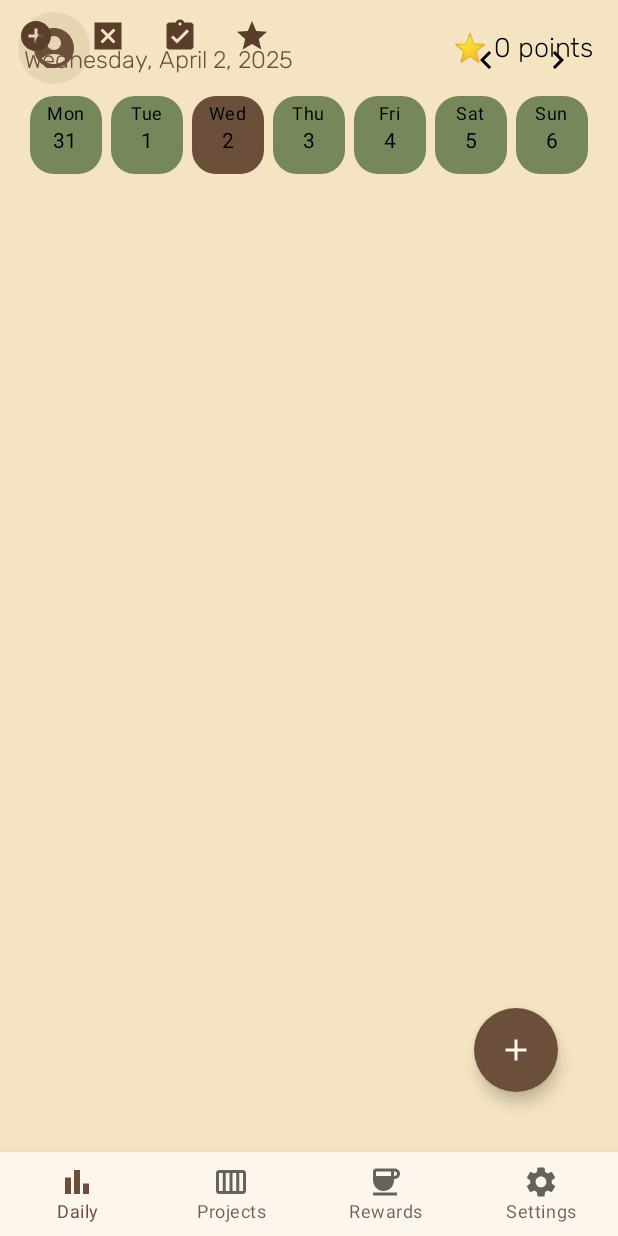
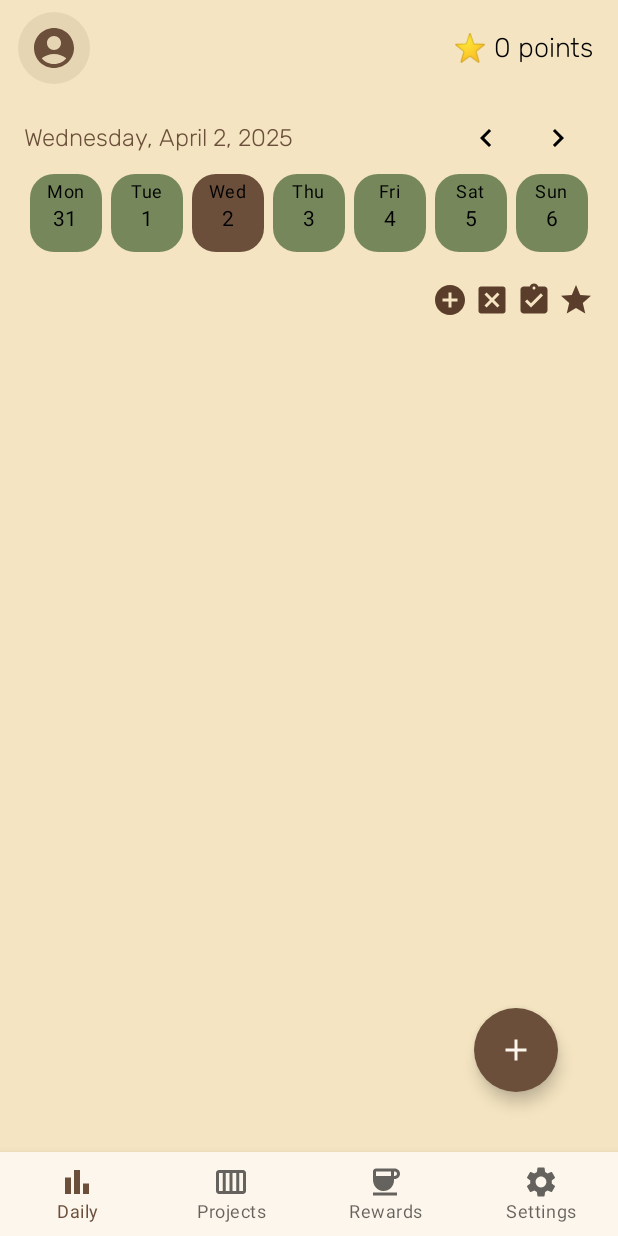
Before and after one commit to hokujiro/notchi, an Android app built with Jetpack Compose: the TasksActivity screen opened directly, with no data from a screen before it, on a phone screen of 412 x 824 dp. Run offline under Robolectric (Android 15) with nearby library versions, the phone set to English and light mode, and no system bars; our stand-ins replace Room's generated code; network calls fail; 1 statement that could not run was skipped.

Commit message:
fixed task screen with scroll, made icons better

```diff
--- a/app/src/main/java/com/example/madetoliveapp/presentation/tasks/components/FiltersComponent.kt
+++ b/app/src/main/java/com/example/madetoliveapp/presentation/tasks/components/FiltersComponent.kt
@@ -3,6 +3,8 @@ package com.example.madetoliveapp.presentation.tasks.components
 import androidx.compose.foundation.layout.Arrangement
 import androidx.compose.foundation.layout.Row
 import androidx.compose.foundation.layout.fillMaxWidth
+import androidx.compose.foundation.layout.padding
+import androidx.compose.foundation.layout.size
 import androidx.compose.material.icons.Icons
 import androidx.compose.material.icons.filled.AddCircle
 import androidx.compose.material.icons.filled.AssignmentTurnedIn
@@ -13,6 +15,7 @@ import androidx.compose.material3.Icon
 import androidx.compose.material3.IconButton
 import androidx.compose.runtime.Composable
 import androidx.compose.ui.Modifier
+import androidx.compose.ui.unit.dp
 import com.example.madetoliveapp.presentation.tasks.SortMode
 import com.example.madetoliveapp.presentation.tasks.TaskFilter
 
@@ -23,47 +26,48 @@ fun FiltersComponent(
     sortMode: SortMode
 ) {
     Row(
-        Modifier.fillMaxWidth(),
-        horizontalArrangement = Arrangement.SpaceBetween
+        modifier = Modifier
+            .fillMaxWidth()
+            .padding(horizontal = 16.dp, vertical = 4.dp),
+        horizontalArrangement = Arrangement.End// Align all icons to the end
     ) {
-        Row {
-            IconButton(onClick = {
-                onFilterClick(
-                    TaskFilter.POSITIVE
-                )
-            }) {
+        Row(horizontalArrangement = Arrangement.spacedBy(4.dp)) {
+            IconButton(
+                onClick = { onFilterClick(TaskFilter.POSITIVE) },
+                modifier = Modifier.size(24.dp)
+            ) {
                 Icon(
-                    imageVector = Icons.Default.AddCircle,
-                    contentDescription = null
+                    Icons.Default.AddCircle,
+                    contentDescription = "Positive"
                 )
             }
-            IconButton(onClick = {
-                onFilterClick(
-                    TaskFilter.NEGATIVE
-                )
-            }) {
+            IconButton(
+                onClick = { onFilterClick(TaskFilter.NEGATIVE) },
+                modifier = Modifier.size(24.dp)
+            ) {
                 Icon(
-                    imageVector = Icons.Default.DisabledByDefault,
-                    contentDescription = null
+                    Icons.Default.DisabledByDefault,
+                    contentDescription = "Negative"
                 )
             }
-            IconButton(onClick = {
-                onFilterClick(
-                    TaskFilter.ALL
-                )
-            }) {
+            IconButton(
+                onClick = { onFilterClick(TaskFilter.ALL) },
+                modifier = Modifier.size(24.dp)
+            ) {
                 Icon(
-                    imageVector = Icons.Default.AssignmentTurnedIn,
-                    contentDescription = null
+                    Icons.Default.AssignmentTurnedIn,
+                    contentDescription = "All"
                 )
             }
-            IconButton(onClick = { onSortClick() }) {
+            IconButton(
+                onClick = onSortClick,
+                modifier = Modifier.size(24.dp)
+            ) {
                 Icon(
                     imageVector = if (sortMode == SortMode.BY_POINTS) Icons.Default.Star else Icons.Default.Schedule,
-                    contentDescription = null
+                    contentDescription = "Sort"
                 )
             }
         }
-
     }
 }
--- a/app/src/main/java/com/example/madetoliveapp/presentation/tasks/components/HeaderComponent.kt
+++ b/app/src/main/java/com/example/madetoliveapp/presentation/tasks/components/HeaderComponent.kt
@@ -35,15 +35,12 @@ fun HeaderComponent(
     Column(
         modifier = Modifier
             .fillMaxSize()
-            .padding(paddingValues)
-            .verticalScroll(outerScrollState)
     ) {
         Row(
             modifier = Modifier
                 .fillMaxWidth()
                 .padding(start = 16.dp, end = 16.dp, top = 12.dp),
             horizontalArrangement = Arrangement.SpaceBetween,
-
             verticalAlignment = Alignment.CenterVertically
         ) {
             // Profile Icon
--- a/app/src/main/java/com/example/madetoliveapp/presentation/tasks/screens/TasksScreen.kt
+++ b/app/src/main/java/com/example/madetoliveapp/presentation/tasks/screens/TasksScreen.kt
@@ -1,8 +1,11 @@
 package com.example.madetoliveapp.presentation.tasks.screens
 
+import androidx.compose.foundation.layout.Column
 import androidx.compose.foundation.layout.fillMaxWidth
 import androidx.compose.foundation.layout.heightIn
+import androidx.compose.foundation.layout.padding
 import androidx.compose.foundation.rememberScrollState
+import androidx.compose.foundation.verticalScroll
 import androidx.compose.material3.Scaffold
 import androidx.compose.runtime.Composable
 import androidx.compose.runtime.LaunchedEffect
@@ -86,6 +89,13 @@ fun TasksScreen(taskViewModel: TaskViewModel = koinViewModel()) {
                 projects = projects
             )
         }
+
+        Column(
+            modifier = Modifier
+                .verticalScroll(rememberScrollState())
+                .padding(paddingValues)
+        ) {
+
         HeaderComponent(totalPoints, paddingValues, outerScrollState)
 
         CalendarHeader(
@@ -106,5 +116,7 @@ fun TasksScreen(taskViewModel: TaskViewModel = koinViewModel()) {
                 .fillMaxWidth()
                 .heightIn(max = 500.dp)
         )
+
+        }
     }
 }
```
